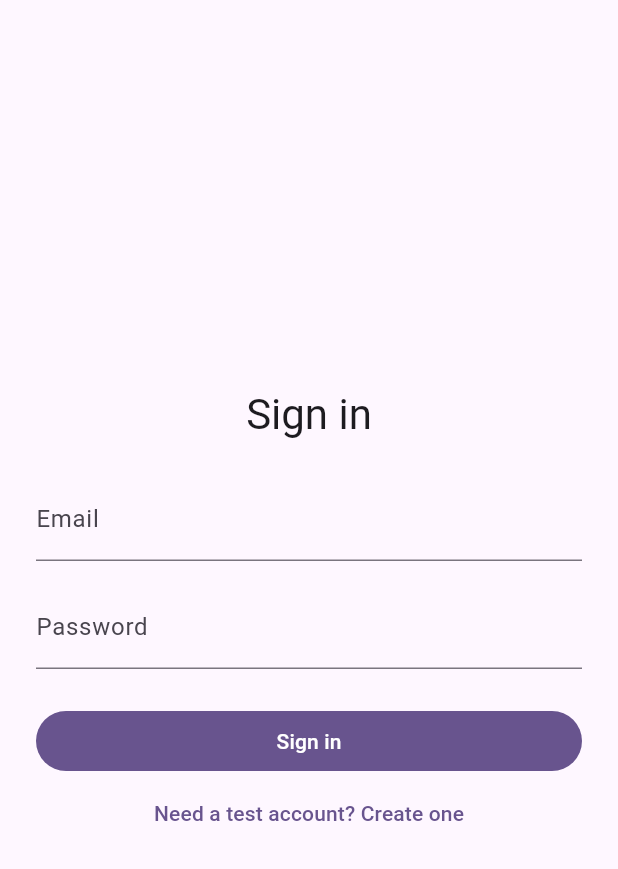
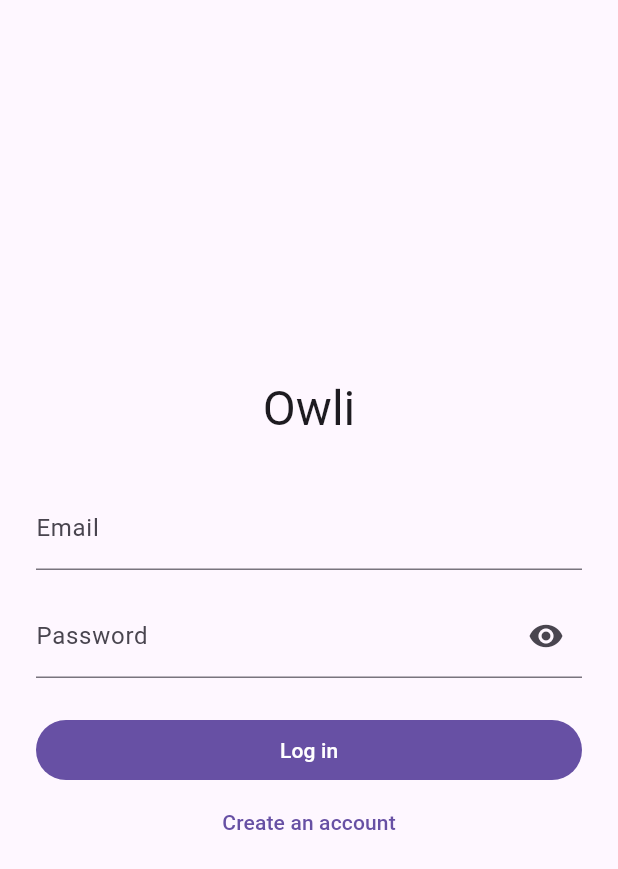
Before and after one commit to DreiLunar/Owli, a Flutter app: the screen it shows after launch, on a phone screen of 412 x 824 dp. Shown: the top 869 px of the screen. Run offline on Flutter 3.47's test engine with Material 3 defaults, Android fonts, the phone set to English and light mode, and no system bars; our stand-ins replace cloud_firestore, firebase_auth, firebase_core, flutter_riverpod, go_router, material_ui; accounts and stored records are empty; generated files the repository leaves out were written again.

Commit message:
Added: error handling and additional security measures

```diff
--- /dev/null
+++ b/lib/core/router/app_router.dart
@@ -0,0 +1,49 @@
+import 'dart:async';
+
+import 'package:firebase_auth/firebase_auth.dart';
+import 'package:flutter/foundation.dart';
+import 'package:flutter_riverpod/flutter_riverpod.dart';
+import 'package:go_router/go_router.dart';
+import 'package:owli/features/auth/data/auth_providers.dart';
+import 'package:owli/features/auth/presentation/login_screen.dart';
+import 'package:owli/features/auth/presentation/signup_screen.dart';
+import 'package:owli/features/dashboard/presentation/home_screen.dart';
+
+/// Tells the router to re-run its redirect whenever login state changes.
+class _AuthRefresh extends ChangeNotifier {
+  late final StreamSubscription<User?> _sub;
+
+  _AuthRefresh(Stream<User?> stream) {
+    _sub = stream.listen((_) => notifyListeners());
+  }
+
+  @override
+  void dispose() {
+    _sub.cancel();
+    super.dispose();
+  }
+}
+
+final routerProvider = Provider<GoRouter>((ref) {
+  final refresh = _AuthRefresh(ref.read(authRepositoryProvider).authChanges());
+  ref.onDispose(refresh.dispose);
+
+  return GoRouter(
+    initialLocation: '/home',
+    refreshListenable: refresh,
+    redirect: (context, state) {
+      final loggedIn = FirebaseAuth.instance.currentUser != null;
+      final loc = state.matchedLocation;
+      final onAuthPage = loc == '/login' || loc == '/signup';
+
+      if (!loggedIn) return onAuthPage ? null : '/login';
+      if (onAuthPage) return '/home';
+      return null;
+    },
+    routes: [
+      GoRoute(path: '/login', builder: (_, _) => const LoginScreen()),
+      GoRoute(path: '/signup', builder: (_, _) => const SignupScreen()),
+      GoRoute(path: '/home', builder: (_, _) => const HomeScreen()),
+    ],
+  );
+});
--- /dev/null
+++ b/lib/features/auth/data/auth_providers.dart
@@ -0,0 +1,8 @@
+import 'package:firebase_auth/firebase_auth.dart';
+import 'package:flutter_riverpod/flutter_riverpod.dart';
+import 'auth_repository.dart';
+
+final authRepositoryProvider = Provider((ref) => AuthRepository());
+
+final authStateProvider = StreamProvider<User?>(
+    (ref) => ref.watch(authRepositoryProvider).authChanges());
--- /dev/null
+++ b/lib/features/auth/presentation/login_screen.dart
@@ -0,0 +1,117 @@
+import 'package:material_ui/material_ui.dart';
+import 'package:flutter_riverpod/flutter_riverpod.dart';
+import 'package:go_router/go_router.dart';
+import 'package:owli/features/auth/data/auth_providers.dart';
+import 'package:owli/features/auth/data/auth_repository.dart';
+
+class LoginScreen extends ConsumerStatefulWidget {
+  const LoginScreen({super.key});
+
+  @override
+  ConsumerState<LoginScreen> createState() => _LoginScreenState();
+}
+
+class _LoginScreenState extends ConsumerState<LoginScreen> {
+  final _formKey = GlobalKey<FormState>();
+  final _email = TextEditingController();
+  final _password = TextEditingController();
+  bool _loading = false;
+  bool _hidePassword = true;
+
+  @override
+  void dispose() {
+    _email.dispose();
+    _password.dispose();
+    super.dispose();
+  }
+
+  Future<void> _submit() async {
+    if (!_formKey.currentState!.validate()) return;
+    setState(() => _loading = true);
+    try {
+      await ref
+          .read(authRepositoryProvider)
+          .signIn(_email.text, _password.text);
+
+    } catch (e) {
+      if (mounted) {
+        ScaffoldMessenger.of(context)
+            .showSnackBar(SnackBar(content: Text(authErrorMessage(e))));
+      }
+    } finally {
+      if (mounted) setState(() => _loading = false);
+    }
+  }
+
+  @override
+  Widget build(BuildContext context) {
+    return Scaffold(
+      body: SafeArea(
+        child: Center(
+          child: SingleChildScrollView(
+            padding: const EdgeInsets.all(24),
+            child: Form(
+              key: _formKey,
+              child: Column(
+                mainAxisSize: MainAxisSize.min,
+                crossAxisAlignment: CrossAxisAlignment.stretch,
+                children: [
+                  Text('Owli',
+                      textAlign: TextAlign.center,
+                      style: Theme.of(context).textTheme.headlineLarge),
+                  const SizedBox(height: 32),
+                  TextFormField(
+                    controller: _email,
+                    keyboardType: TextInputType.emailAddress,
+                    textInputAction: TextInputAction.next,
+                    decoration: const InputDecoration(labelText: 'Email'),
+                    validator: (v) {
+                      final s = v?.trim() ?? '';
+                      if (s.isEmpty) return 'Enter your email';
+                      if (!RegExp(r'^[^@\s]+@[^@\s]+\.[^@\s]+$').hasMatch(s)) {
+                        return 'Enter a valid email';
+                      }
+                      return null;
+                    },
+                  ),
+                  const SizedBox(height: 16),
+                  TextFormField(
+                    controller: _password,
+                    obscureText: _hidePassword,
+                    onFieldSubmitted: (_) => _submit(),
+                    decoration: InputDecoration(
+                      labelText: 'Password',
+                      suffixIcon: IconButton(
+                        icon: Icon(_hidePassword
+                            ? Icons.visibility
+                            : Icons.visibility_off),
+                        onPressed: () =>
+                            setState(() => _hidePassword = !_hidePassword),
+                      ),
+                    ),
+                    validator: (v) =>
+                        (v == null || v.isEmpty) ? 'Enter your password' : null,
+                  ),
+                  const SizedBox(height: 24),
+                  FilledButton(
+                    onPressed: _loading ? null : _submit,
+                    child: _loading
+                        ? const SizedBox(
+                            height: 20,
+                            width: 20,
+                            child: CircularProgressIndicator(strokeWidth: 2))
+                        : const Text('Log in'),
+                  ),
+                  TextButton(
+                    onPressed: _loading ? null : () => context.go('/signup'),
+                    child: const Text('Create an account'),
+                  ),
+                ],
+              ),
+            ),
+          ),
+        ),
+      ),
+    );
+  }
+}
--- a/lib/main.dart
+++ b/lib/main.dart
@@ -1,11 +1,9 @@
-import 'package:firebase_auth/firebase_auth.dart';
 import 'package:firebase_core/firebase_core.dart';
 import 'package:flutter_riverpod/flutter_riverpod.dart';
 import 'package:material_ui/material_ui.dart';
+import 'package:owli/core/router/app_router.dart';
+import 'firebase_options.dart';
 
-import 'features/auth/presentation/sign_in_screen.dart';
-import 'features/flashcards/presentation/create_deck_screen.dart';
-import 'firebase_options.dart';
 
 Future<void> main() async {
   WidgetsFlutterBinding.ensureInitialized();
@@ -13,37 +11,14 @@ Future<void> main() async {
   runApp(const ProviderScope(child: MyApp()));
 }
 
-class MyApp extends StatelessWidget {
-  const MyApp({super.key, this.authChanges});
-
-  final Stream<User?>? authChanges;
+class MyApp extends ConsumerWidget {
+  const MyApp({super.key});
 
   @override
-  Widget build(BuildContext context) {
-    return MaterialApp(
+  Widget build(BuildContext context, WidgetRef ref) {
+    return MaterialApp.router(
       title: 'Owli',
-      theme: ThemeData(colorScheme: .fromSeed(seedColor: Colors.deepPurple)),
-      home: StreamBuilder<User?>(
-        stream: authChanges ?? FirebaseAuth.instance.authStateChanges(),
-        builder: (context, snapshot) {
-          if (snapshot.hasError) {
-            return Scaffold(
-              body: Center(
-                child: Text(
-                  'Could not check sign-in status: ${snapshot.error}',
-                ),
-              ),
-            );
-          }
-          if (snapshot.connectionState == ConnectionState.waiting) {
-            return const Scaffold(
-              body: Center(child: CircularProgressIndicator()),
-            );
-          }
-          if (snapshot.data == null) return const SignInScreen();
-          return const CreateDeckScreen(subjectId: 'test-subject');
-        },
-      ),
+      routerConfig: ref.watch(routerProvider),
     );
   }
 }
```
Also changed, not shown: lib/features/auth/data/auth_repository.dart (+27 -2 lines), lib/features/auth/presentation/signup_screen.dart (added, +125 -0 lines), lib/features/dashboard/presentation/home_screen.dart (added, +26 -0 lines), 2 other files.
